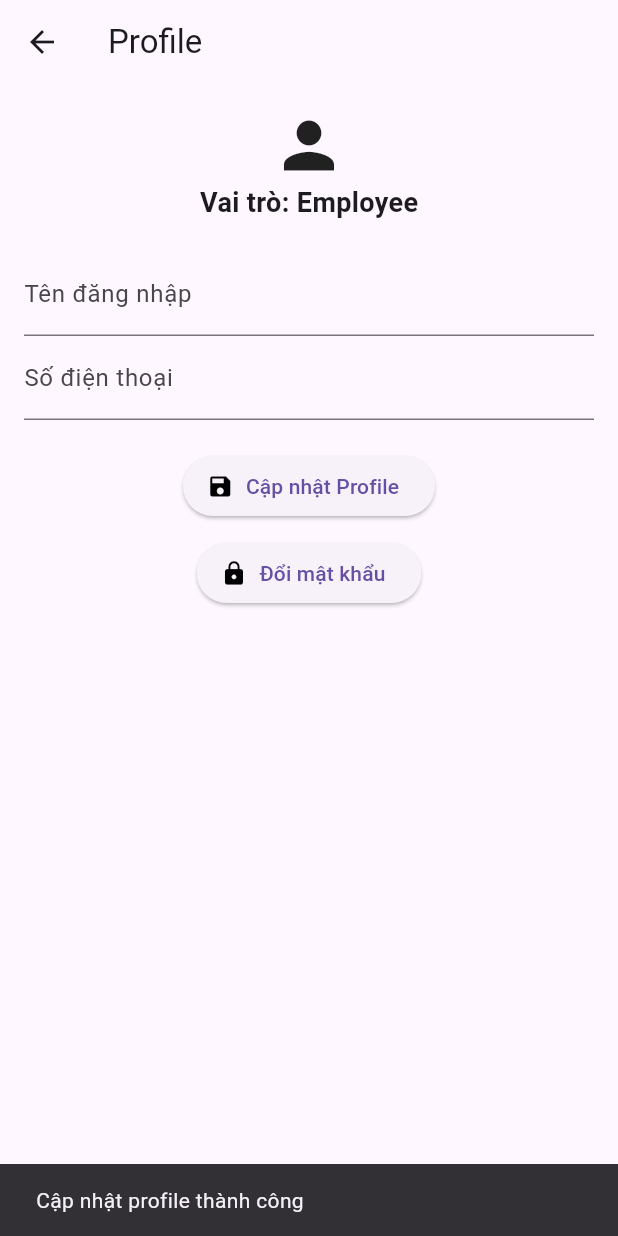
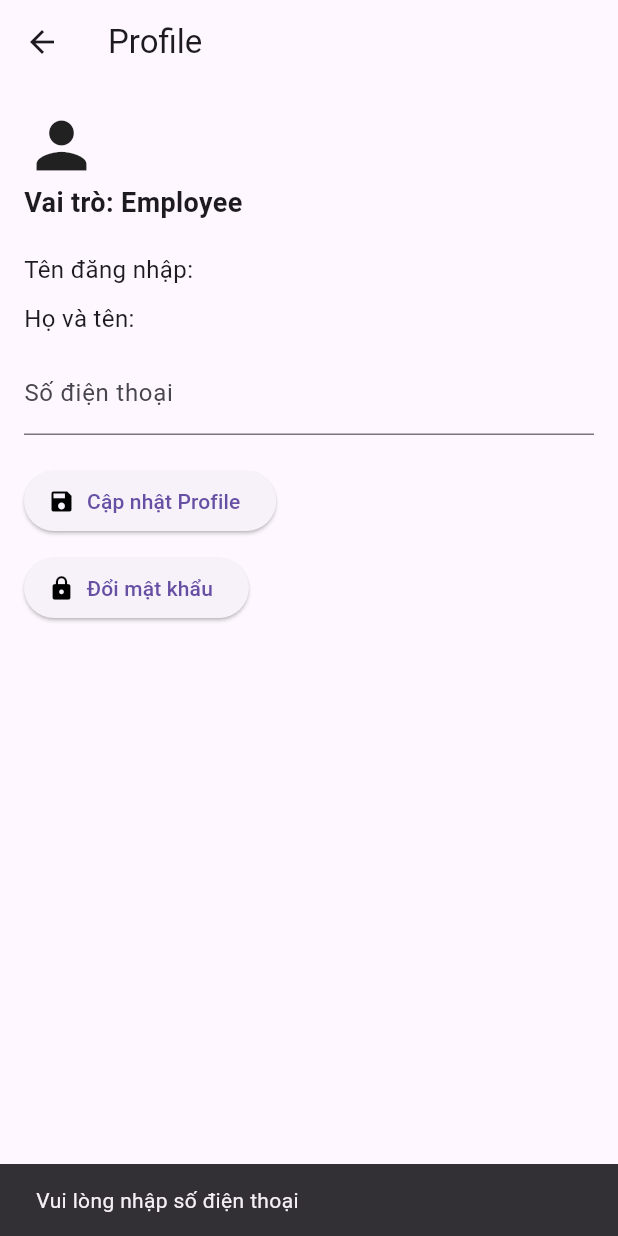
Before and after one commit to mntdeptrai/BTL-TTCS-rebuild, a Flutter app: the ProfileScreen screen opened directly, after a tap on "Cập nhật Profile", on a phone screen of 412 x 824 dp. Run offline on Flutter 3.47's test engine with Material 3 defaults, Android fonts, the light colour scheme and no system bars; our stand-ins replace cloud_firestore, firebase_auth, firebase_core, shared_preferences; accounts and stored records are empty.

Commit message:
sửa lại profile sao cho chỉ có thể sửa được mật khẩu đăng nhập và số điện thoại

```diff
--- a/lib/screens/profile_screen.dart
+++ b/lib/screens/profile_screen.dart
@@ -1,6 +1,6 @@
 import 'package:flutter/material.dart';
+import 'package:shared_preferences/shared_preferences.dart';
 import '../services/auth_service.dart';
-import 'package:shared_preferences/shared_preferences.dart';
 import '../utils/error_handler.dart';
 
 class ProfileScreen extends StatefulWidget {
@@ -10,9 +10,11 @@ class ProfileScreen extends StatefulWidget {
 
 class _ProfileScreenState extends State<ProfileScreen> {
   final _authService = AuthService();
-  final _usernameController = TextEditingController();
+  String? _userId;
+  String? _username;
+  String? _fullName;
+  String? _phoneNumber;
   final _phoneController = TextEditingController();
-  String? _userId;
   bool _isLoading = true;
   String _currentRole = '';
 
@@ -32,8 +34,10 @@ class _ProfileScreenState extends State<ProfileScreen> {
         print('Đã tải profile: $user');
         if (user != null) {
           setState(() {
-            _usernameController.text = user.username ?? '';
-            _phoneController.text = user.phoneNumber ?? '';
+            _username = user.username;
+            _fullName = user.fullName ?? ''; // Sử dụng fullName từ User model
+            _phoneNumber = user.phoneNumber;
+            _phoneController.text = _phoneNumber ?? '';
             _isLoading = false;
           });
         } else {
@@ -52,15 +56,20 @@ class _ProfileScreenState extends State<ProfileScreen> {
   }
 
   Future<void> _updateProfile() async {
-    if (_userId != null) {
+    if (_userId != null && _phoneController.text.isNotEmpty) {
       try {
-        await _authService.capNhatProfile(_userId!, _usernameController.text, _phoneController.text);
+        await _authService.capNhatProfile(_userId!, _username!, _phoneController.text);
+        setState(() {
+          _phoneNumber = _phoneController.text;
+        });
         print('Đã cập nhật profile');
         ScaffoldMessenger.of(context).showSnackBar(SnackBar(content: Text('Cập nhật profile thành công')));
       } catch (e) {
         print('Lỗi cập nhật profile: $e');
         ScaffoldMessenger.of(context).showSnackBar(SnackBar(content: Text(ErrorHandler.getErrorMessage(e))));
       }
+    } else {
+      ScaffoldMessenger.of(context).showSnackBar(SnackBar(content: Text('Vui lòng nhập số điện thoại')));
     }
   }
 
@@ -111,28 +120,30 @@ class _ProfileScreenState extends State<ProfileScreen> {
           : Padding(
         padding: EdgeInsets.all(16.0),
         child: Column(
+          crossAxisAlignment: CrossAxisAlignment.start,
           children: [
             Icon(Icons.person, size: 50),
             Text('Vai trò: $_currentRole', style: TextStyle(fontSize: 18, fontWeight: FontWeight.bold)),
             SizedBox(height: 20),
-            TextField(
-              controller: _usernameController,
-              decoration: InputDecoration(labelText: 'Tên đăng nhập'),
-            ),
+            Text('Tên đăng nhập: $_username', style: TextStyle(fontSize: 16)), // Chỉ đọc
+            SizedBox(height: 10),
+            Text('Họ và tên: $_fullName', style: TextStyle(fontSize: 16)), // Chỉ đọc
+            SizedBox(height: 10),
             TextField(
               controller: _phoneController,
               decoration: InputDecoration(labelText: 'Số điện thoại'),
+              keyboardType: TextInputType.phone,
             ),
             SizedBox(height: 20),
             ElevatedButton.icon(
               onPressed: _updateProfile,
-              icon: Icon(Icons.save, color: Colors.black), // Đổi màu sang đen
+              icon: Icon(Icons.save, color: Colors.black),
               label: Text('Cập nhật Profile'),
             ),
             SizedBox(height: 10),
             ElevatedButton.icon(
               onPressed: _changePassword,
-              icon: Icon(Icons.lock, color: Colors.black), // Đổi màu sang đen
+              icon: Icon(Icons.lock, color: Colors.black),
               label: Text('Đổi mật khẩu'),
             ),
           ],
```
